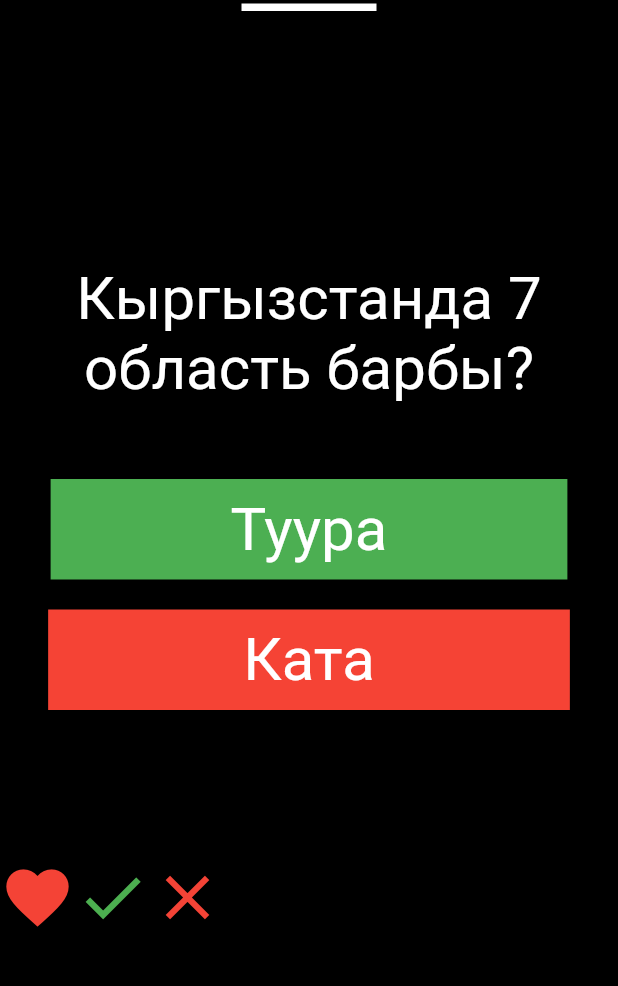
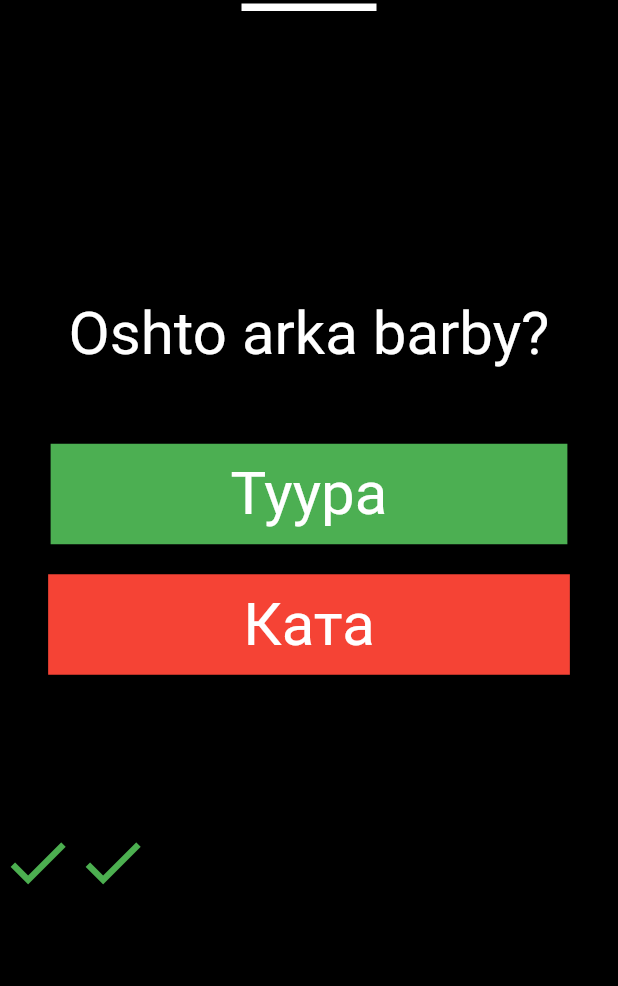
Before and after one commit to JanibekJali/Kur-11----quiz_app, a Flutter app: the screen it shows after launch, after a tap on "Туура", after a tap on "Ката", on a phone screen of 412 x 824 dp, the part 61-1047 px from its top. Run offline on Flutter 3.47's test engine with Material 2 defaults, Android fonts, the phone set to English and light mode, and no system bars.

Commit message:
Quiz app is finished

```diff
--- a/lib/data/local_data/local_data.dart
+++ b/lib/data/local_data/local_data.dart
@@ -1,3 +1,5 @@
+import 'dart:developer';
+
 import 'package:quiz_app/models/quiz_model.dart';
 
 class LocalData {
@@ -17,10 +19,28 @@ class LocalData {
     ),
   ];
   String surooAlipKel() {
-    return suroolorJooptor[katarNomer].suroolor;
+    if (katarNomer < suroolorJooptor.length) {
+      return suroolorJooptor[katarNomer].suroolor;
+    }
+    return '';
   }
 
   bool joopAlipKel() {
-    return suroolorJooptor[katarNomer].jooptor;
+    if (katarNomer < suroolorJooptor.length) {
+      return suroolorJooptor[katarNomer].jooptor;
+    }
+    return null;
+  }
+
+  void suroonuOtkoz() {
+    katarNomer = katarNomer + 1;
+    log('katarNomer ====> $katarNomer');
+    // katarNomer++;
+  }
+
+  void reset() {
+    katarNomer = 0;
   }
 }
+
+final LocalData localData = LocalData();
--- a/lib/pages/home_page.dart
+++ b/lib/pages/home_page.dart
@@ -11,17 +11,57 @@ class HomePage extends StatefulWidget {
 class _HomePageState extends State<HomePage> {
   String adamdinAty = 'Kubat';
   List<Icon> icons = <Icon>[];
-  @override
-  void initState() {
+  // @override
+  // void initState() {
+  //   icons.add(
+  //     const Icon(
+  //       Icons.favorite,
+  //       color: Colors.red,
+  //       size: 50.0,
+  //     ),
+  //   );
+  //   super.initState();
+  // }
+
+  void userdinJoobu(bool userAnswer) {
+    bool tuuraJoop = localData.joopAlipKel();
+    if (tuuraJoop == userAnswer) {
       icons.add(
         const Icon(
-        Icons.favorite,
+          Icons.check,
+          color: Colors.green,
+          size: 50.0,
+        ),
+      );
+    } else {
+      icons.add(
+        const Icon(
+          Icons.clear,
           color: Colors.red,
           size: 50.0,
-        semanticLabel: 'Text to announce in accessibility modes',
         ),
       );
-    super.initState();
+    }
+
+    localData.suroonuOtkoz();
+    setState(() {});
+
+    /// Variant 2
+    // tuuraJoop == userAnswer
+    //     ? icons.add(
+    //         const Icon(
+    //           Icons.check,
+    //           color: Colors.green,
+    //           size: 50.0,
+    //         ),
+    //       )
+    //     : icons.add(
+    //         const Icon(
+    //           Icons.clear,
+    //           color: Colors.red,
+    //           size: 50.0,
+    //         ),
+    //       );
   }
 
   @override
@@ -51,8 +91,27 @@ class _HomePageState extends State<HomePage> {
         child: Column(
           mainAxisAlignment: MainAxisAlignment.center,
           children: [
-            Text(
-              LocalData().surooAlipKel(),
+            localData.surooAlipKel() == ''
+                ? GestureDetector(
+                    onTap: () {
+                      setState(() {});
+                      localData.reset();
+                      icons = [];
+                    },
+                    child: Container(
+                      color: Colors.teal,
+                      child: const Padding(
+                        padding: EdgeInsets.all(12.0),
+                        child: Text(
+                          'Кайра башта суроо түгөндү!',
+                          style: TextStyle(fontSize: 25),
+                        ),
+                      ),
+                    ),
+                  )
+                : Text(
+                    // LocalData().surooAlipKel(),
+                    localData.surooAlipKel(),
                     style: const TextStyle(
                       fontSize: 40,
                       color: Colors.white,
@@ -60,17 +119,7 @@ class _HomePageState extends State<HomePage> {
                     textAlign: TextAlign.center,
                   ),
             InkWell(
-              onTap: () {
-                setState(() {});
-                icons.add(
-                  const Icon(
-                    Icons.check,
-                    color: Colors.green,
-                    size: 50.0,
-                    semanticLabel: 'Text to announce in accessibility modes',
-                  ),
-                );
-              },
+              onTap: () => userdinJoobu(true),
               child: Container(
                 margin: const EdgeInsets.only(top: 50),
                 color: const Color(0xff4CAF52),
@@ -90,18 +139,7 @@ class _HomePageState extends State<HomePage> {
               height: 20,
             ),
             InkWell(
-              onTap: () {
-                setState(() {
-                  icons.add(
-                    const Icon(
-                      Icons.clear,
-                      color: Colors.red,
-                      size: 50.0,
-                      semanticLabel: 'Text to announce in accessibility modes',
-                    ),
-                  );
-                });
-              },
+              onTap: () => userdinJoobu(false),
               child: Container(
                 color: const Color(0xffF54335),
                 child: const Padding(
```
Lines whose indentation alone changed are shown as unchanged.
